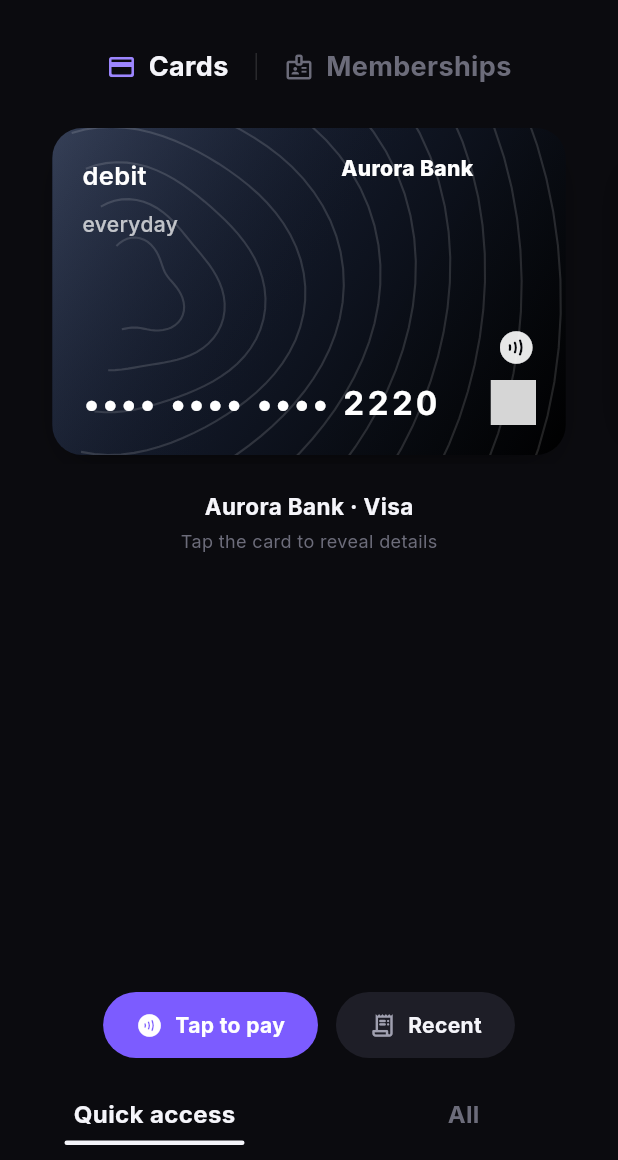
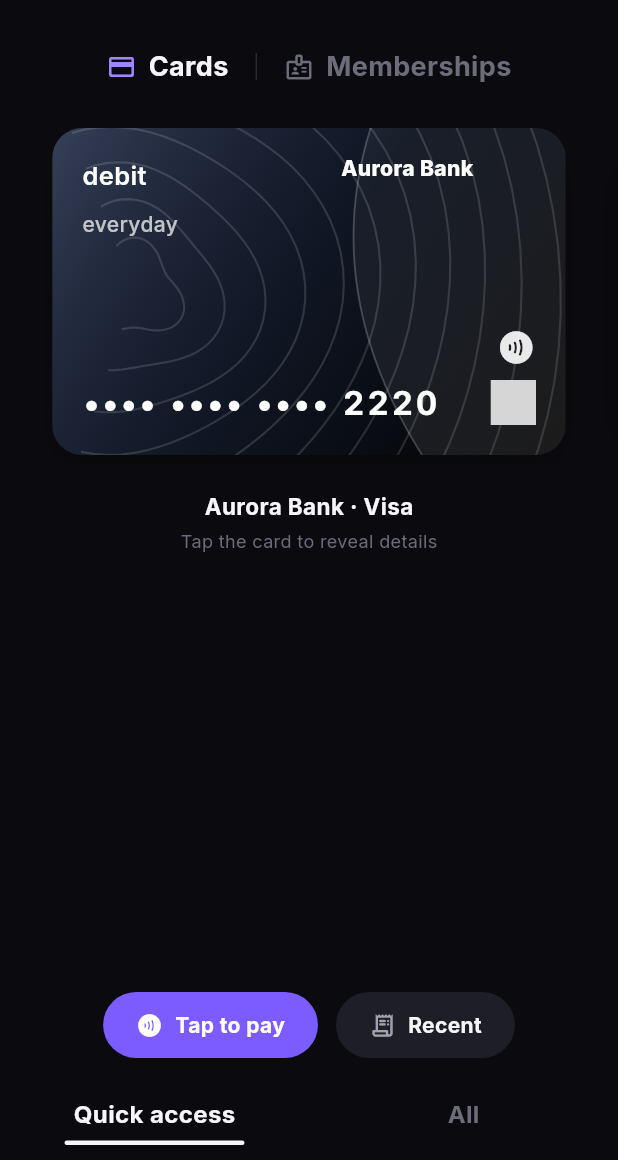
Before and after one commit to darkib0i/Sam-Wallet, a Flutter app: the screen it shows after launch, after a tap on the "close" icon, on a phone screen of 412 x 824 dp, the part 76-1236 px from its top. Run offline on Flutter 3.47's test engine with Material 3 defaults, Android fonts, the phone set to English and light mode, and no system bars; our stand-ins replace audioplayers, equatable, flutter_bloc, flutter_svg, google_fonts, shimmer; network calls fail; grey boxes are pictures that could not be loaded.

Commit message:
Redesign test-payment success screen; premium card sheen
- Rebuild PaymentOverlay for a polished look: radial-glow backdrop, layered
  pulsing contactless rings, smooth easeOutBack success check, and a clean
  receipt card (card, status, time) with a bold "Done".
- Keep a persistent "TEST PAYMENT" chip and "Simulation · no real payment"
  copy visible at every phase — the flow stays on a manual trigger and is
  never presented as a real transaction.
- WalletCardWidget: add a curved metallic sheen band for a richer,
  premium card look alongside the existing guilloché texture.

Co-Authored-By: Claude Fable 5 <noreply@anthropic.com>
Claude-Session: https://claude.ai/code/session_01YN5ho3uPdGMqeWkqtkfjRs

```diff
--- a/lib/features/cards/presentation/widgets/wallet_card_widget.dart
+++ b/lib/features/cards/presentation/widgets/wallet_card_widget.dart
@@ -51,6 +51,12 @@ class WalletCardWidget extends StatelessWidget {
                 Positioned.fill(
                   child: CustomPaint(
                     painter: _CardLinesPainter(color: fg.withValues(alpha: 0.14)),
+                  ),
+                ),
+                // Curved metallic sheen band sweeping down the right side.
+                Positioned.fill(
+                  child: CustomPaint(
+                    painter: _SheenBandPainter(color: fg),
                   ),
                 ),
                 // Diagonal sheen.
@@ -242,3 +248,58 @@ class _CardLinesPainter extends CustomPainter {
   bool shouldRepaint(covariant _CardLinesPainter oldDelegate) =>
       oldDelegate.color != color;
 }
+
+/// Draws a soft curved highlight band sweeping down the right side of the card,
+/// giving a subtle metallic/foil sheen like premium bank cards.
+class _SheenBandPainter extends CustomPainter {
+  final Color color;
+  const _SheenBandPainter({required this.color});
+
+  @override
+  void paint(Canvas canvas, Size size) {
+    final path = Path()
+      ..moveTo(size.width * 0.62, 0)
+      ..quadraticBezierTo(
+        size.width * 0.52,
+        size.height * 0.5,
+        size.width * 0.72,
+        size.height,
+      )
+      ..lineTo(size.width, size.height)
+      ..lineTo(size.width, 0)
+      ..close();
+
+    final paint = Paint()
+      ..shader = LinearGradient(
+        begin: Alignment.topLeft,
+        end: Alignment.bottomRight,
+        colors: [
+          color.withValues(alpha: 0.16),
+          color.withValues(alpha: 0.04),
+          color.withValues(alpha: 0.12),
+        ],
+      ).createShader(Rect.fromLTWH(0, 0, size.width, size.height));
+    canvas.drawPath(path, paint);
+
+    // Thin bright edge along the curve.
+    final edge = Path()
+      ..moveTo(size.width * 0.62, 0)
+      ..quadraticBezierTo(
+        size.width * 0.52,
+        size.height * 0.5,
+        size.width * 0.72,
+        size.height,
+      );
+    canvas.drawPath(
+      edge,
+      Paint()
+        ..style = PaintingStyle.stroke
+        ..strokeWidth = 1.2
+        ..color = color.withValues(alpha: 0.22),
+    );
+  }
+
+  @override
+  bool shouldRepaint(covariant _SheenBandPainter oldDelegate) =>
+      oldDelegate.color != color;
+}
```
Also changed, not shown: lib/features/payment/presentation/widgets/payment_overlay.dart (+217 -133 lines).
